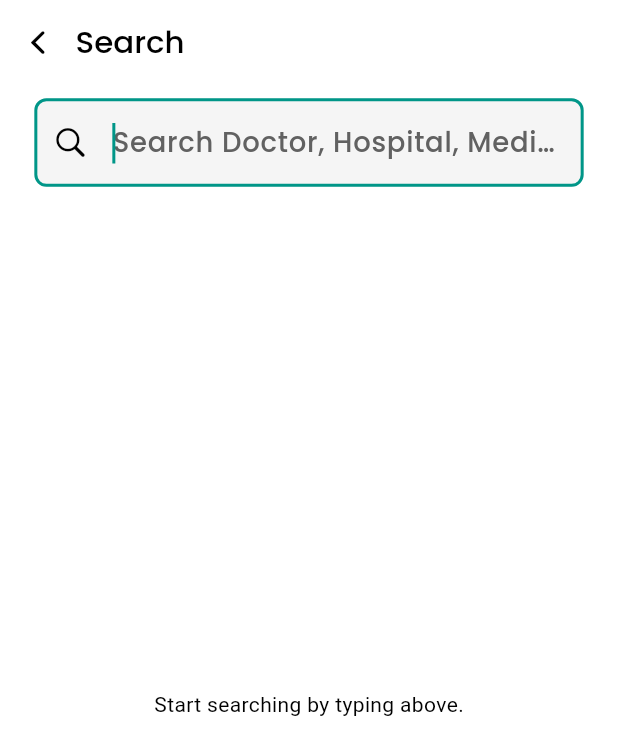
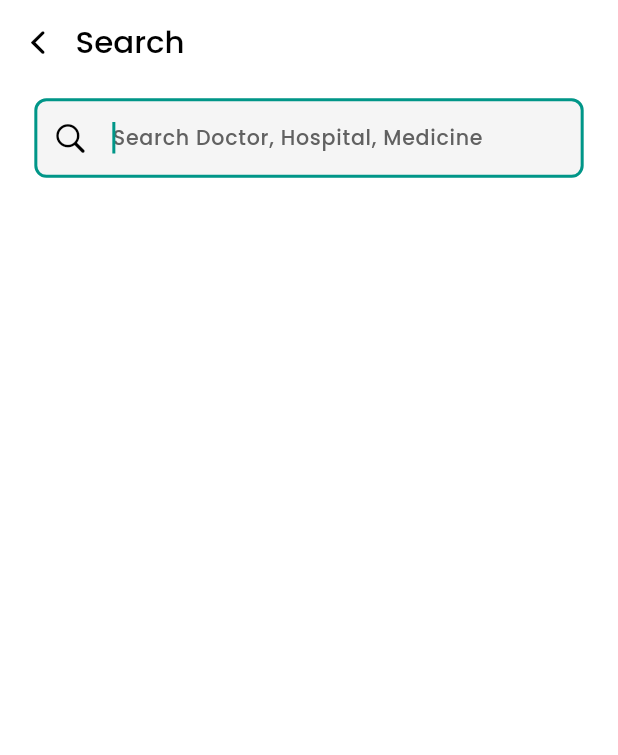
Before and after one commit to himxnshudxhiyx/cure-near-mobile, a Flutter app: the SearchScreen screen opened by its route, on a phone screen of 412 x 824 dp. Shown: the top 755 px of the screen. Run offline on Flutter 3.47's test engine with Material 3 defaults, Android fonts, the phone set to English and light mode, and no system bars; our stand-ins replace bloc, dio, equatable, flutter_bloc, flutter_otp_text_field, flutter_screenutil and 8 more; accounts and stored records are empty.

Commit message:
Search Function Changes

```diff
--- a/lib/ui/search_screen/search_screen.dart
+++ b/lib/ui/search_screen/search_screen.dart
@@ -54,6 +54,7 @@ class _SearchScreenState extends State<SearchScreen> {
                 focusNode: _searchFocusNode,
                 borderColor: Colors.transparent,
                 hintText: "Search Doctor, Hospital, Medicine",
+                hintFontSize: 12,
                 prefixIcon: Icon(CupertinoIcons.search),
               ),
               // BlocConsumer to handle UI and side effects
@@ -68,11 +69,12 @@ class _SearchScreenState extends State<SearchScreen> {
                     }
                   },
                   builder: (context, state) {
-                    if (state is SearchBarInitial) {
+                    /*if (state is SearchBarInitial) {
                       return const Center(
                         child: Text("Start searching by typing above."),
                       );
-                    } else if (state is SearchBarStarted) {
+                    } else*/
+                    if (state is SearchBarStarted) {
                       return const Center(
                         child: CircularProgressIndicator(),
                       );
--- a/lib/widgets/text_feild.dart
+++ b/lib/widgets/text_feild.dart
@@ -19,6 +19,7 @@ class AppTextField extends StatefulWidget {
   final bool? filled;
   final bool? enabled;
   final FocusNode? focusNode;
+  final double? hintFontSize;
 
   const AppTextField({
     super.key,
@@ -37,6 +38,7 @@ class AppTextField extends StatefulWidget {
     this.filled,
     this.enabled,
     this.focusNode,
+    this.hintFontSize,
   });
 
   @override
@@ -85,11 +87,13 @@ class _AppTextFieldState extends State<AppTextField> {
       obscureText: _isObscured,
       validator: widget.validator,
       keyboardType: widget.keyboardType,
-      style: TextStyle(fontSize: 16.sp, color: Colors.grey.shade700, fontFamily: GoogleFonts.poppins().fontFamily, fontWeight: FontWeight.w500),
+      style: TextStyle(
+          fontSize: widget.hintFontSize?.sp ?? 16.sp, color: Colors.grey.shade700, fontFamily: GoogleFonts.poppins().fontFamily, fontWeight: FontWeight.w500),
       inputFormatters: widget.inputFormatters,
       decoration: InputDecoration(
         hintText: widget.hintText,
-        hintStyle: TextStyle(fontSize: 16.sp, color: Colors.grey.shade700, fontFamily: GoogleFonts.poppins().fontFamily, fontWeight: FontWeight.w500),
+        hintStyle: TextStyle(
+            fontSize: widget.hintFontSize?.sp ?? 16.sp, color: Colors.grey.shade700, fontFamily: GoogleFonts.poppins().fontFamily, fontWeight: FontWeight.w500),
         labelText: widget.labelText,
         fillColor: widget.fillColor ?? Colors.grey.shade200,
         filled: widget.filled ?? false,
```
